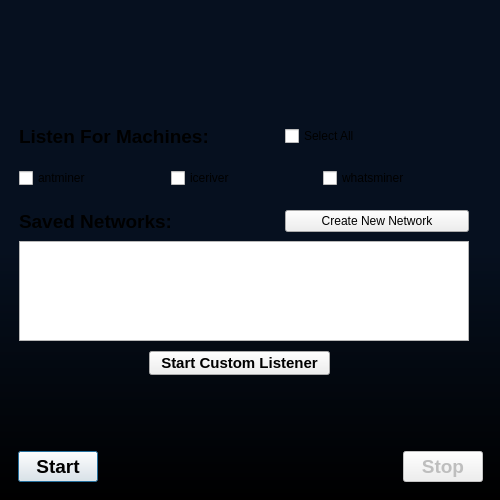
Before: the Qt Designer form src/ui/MainWindow.ui in bitcap-co/bitcap-ipr, drawn with Qt 5.
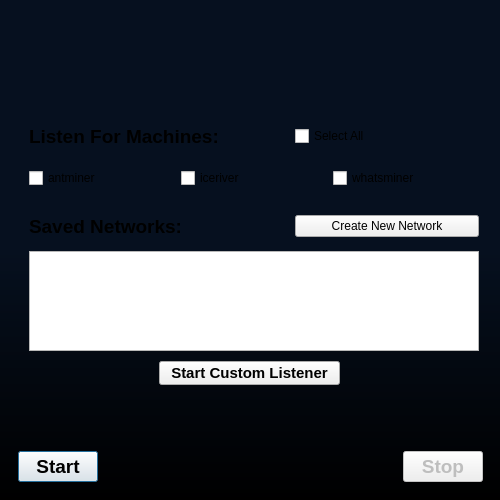
After: the same form once the commit is applied. The open tabs and pages were chosen to show the change.

Commit message: adjust elements

Diff of the .ui file:
```diff
--- a/src/ui/MainWindow.ui
+++ b/src/ui/MainWindow.ui
@@ -314,7 +314,7 @@
         <widget class="QWidget" name="machines" native="true">
          <property name="geometry">
           <rect>
-           <x>10</x>
+           <x>20</x>
            <y>50</y>
            <width>450</width>
            <height>35</height>
@@ -347,7 +347,7 @@
         <widget class="QWidget" name="header1" native="true">
          <property name="geometry">
           <rect>
-           <x>10</x>
+           <x>20</x>
            <y>0</y>
            <width>450</width>
            <height>50</height>
@@ -394,8 +394,8 @@
         <widget class="QWidget" name="header2" native="true">
          <property name="geometry">
           <rect>
-           <x>10</x>
-           <y>85</y>
+           <x>20</x>
+           <y>90</y>
            <width>450</width>
            <height>50</height>
           </rect>
@@ -447,8 +447,8 @@
         <widget class="QListWidget" name="listWidget">
          <property name="geometry">
           <rect>
-           <x>10</x>
-           <y>130</y>
+           <x>20</x>
+           <y>140</y>
            <width>450</width>
            <height>100</height>
           </rect>
@@ -457,8 +457,8 @@
         <widget class="QPushButton" name="pushButton_2">
          <property name="geometry">
           <rect>
-           <x>140</x>
-           <y>240</y>
+           <x>150</x>
+           <y>250</y>
            <width>181</width>
            <height>24</height>
           </rect>
```
The commit also changes 1 other file.
